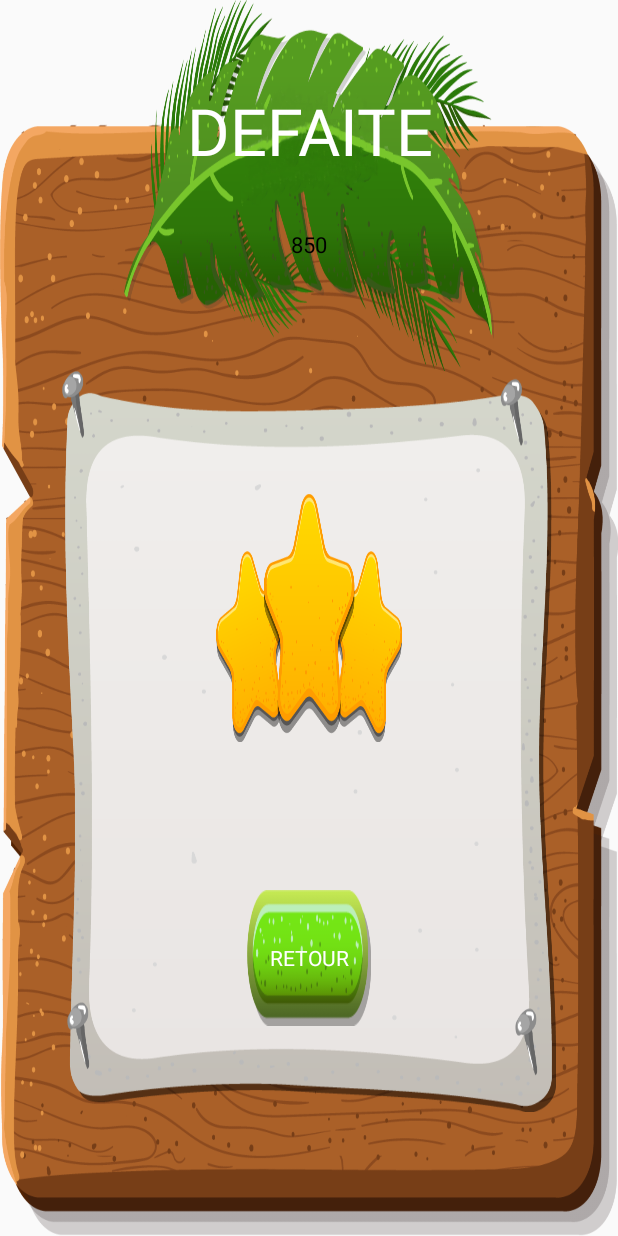
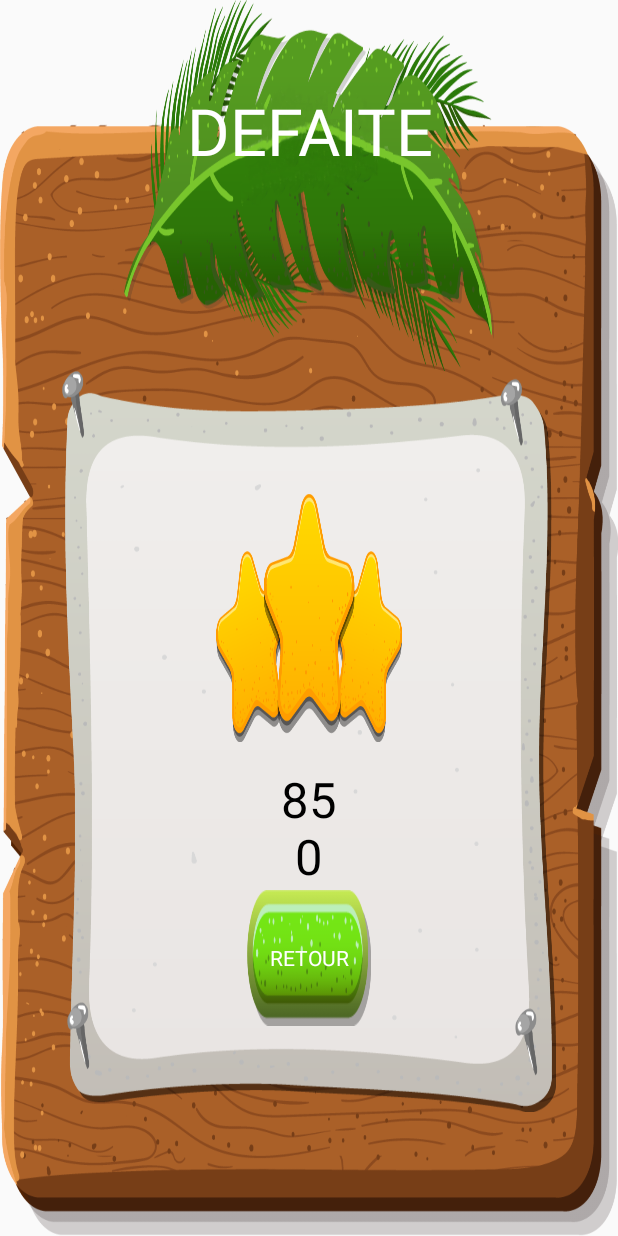
Before and after one commit to ZYoussef/MemoryGame, an Android app: the layout fragment_end_game.xml on its own in the app's theme, with its tools: preview values and no code run, on a phone screen of 412 x 824 dp. Run offline under Robolectric (Android 15) with nearby library versions, the phone set to English and light mode, and no system bars; Roboto replaces fonts that are not available here.

Commit message:
Fix score en cas de défaite + apparition temps chrono

```diff
--- a/app/src/main/java/memory/android/istia/memorygame/game/GameManager.java
+++ b/app/src/main/java/memory/android/istia/memorygame/game/GameManager.java
@@ -220,7 +220,7 @@ public class GameManager implements IGameManager {
     public void endOfGame(boolean victory){
         if(gameIsRunning){
             Bundle bundle = new Bundle();
-            int score = calculateScore();
+            int score = victory ? calculateScore() : 0;
             bundle.putInt("score", score);
             bundle.putBoolean("victory", victory);
             gameIsRunning = false;
--- a/app/src/main/java/memory/android/istia/memorygame/game/ScoreManager.java
+++ b/app/src/main/java/memory/android/istia/memorygame/game/ScoreManager.java
@@ -73,6 +73,7 @@ public class ScoreManager {
     }
 
     void addToScore(int score, EnumDifficulty difficulty){
+        if(score > 0){
             ArrayList<Integer> scores;
             switch(difficulty){
                 case EASY: scores = this.scoresEasy; break;
@@ -100,6 +101,7 @@ public class ScoreManager {
             }
 
             saveScores();
+        }
     }
 
     private void saveScores(){
--- a/app/src/main/java/memory/android/istia/memorygame/game/end_game_checker/TimeDefeatEndGameChecker.java
+++ b/app/src/main/java/memory/android/istia/memorygame/game/end_game_checker/TimeDefeatEndGameChecker.java
@@ -87,14 +87,15 @@ public class TimeDefeatEndGameChecker extends AsyncTask<Void, Integer, Void> imp
         //Chronomètre
         while(this.mCountDown> 0 && gameIsRunning){
             try {
+                publishProgress(this.mCountDown);
                 Thread.sleep(1000);
                 this.mCountDown-= 1;
-                publishProgress(this.mCountDown);
             } catch (InterruptedException e) {
                 Log.e("error", e.getMessage());
                 Thread.currentThread().interrupt();
             }
         }
+        publishProgress(this.mCountDown);
         notifyGameManager();
         return null;
     }
--- a/app/src/main/res/layout/fragment_end_game.xml
+++ b/app/src/main/res/layout/fragment_end_game.xml
@@ -130,7 +130,7 @@
         android:layout_width="wrap_content"
         android:layout_height="wrap_content"
         android:orientation="horizontal"
-        app:layout_constraintGuide_begin="173dp" />
+        app:layout_constraintGuide_percent="0.6" />
 
     <android.support.constraint.Guideline
         android:id="@+id/guidelineLeftScore"
@@ -144,7 +144,7 @@
         android:layout_width="wrap_content"
         android:layout_height="wrap_content"
         android:orientation="horizontal"
-        app:layout_constraintGuide_begin="153dp" />
+        app:layout_constraintGuide_percent="0.62" />
 
     <ImageView
         android:id="@+id/background"
@@ -215,7 +215,7 @@
         android:textColor="@android:color/background_dark"
         app:autoSizeTextType="uniform"
         app:fontFamily="@font/fredoka_one"
-        app:layout_constraintBottom_toTopOf="@+id/guidelineBottomScore"
+        app:layout_constraintBottom_toTopOf="@+id/guidelineTopHome"
         app:layout_constraintEnd_toStartOf="@+id/guidelineRightScore"
         app:layout_constraintStart_toStartOf="@+id/guidelineLeftScore"
         app:layout_constraintTop_toTopOf="@+id/guidelineTopScore" />
```
Also changed, not shown: app/src/main/res/drawable/background_jungle.png (deleted), app/src/main/res/drawable/background_sky.png (deleted), app/src/main/res/drawable/bg_sky.gif (deleted). Lines whose indentation alone changed are shown as unchanged.
